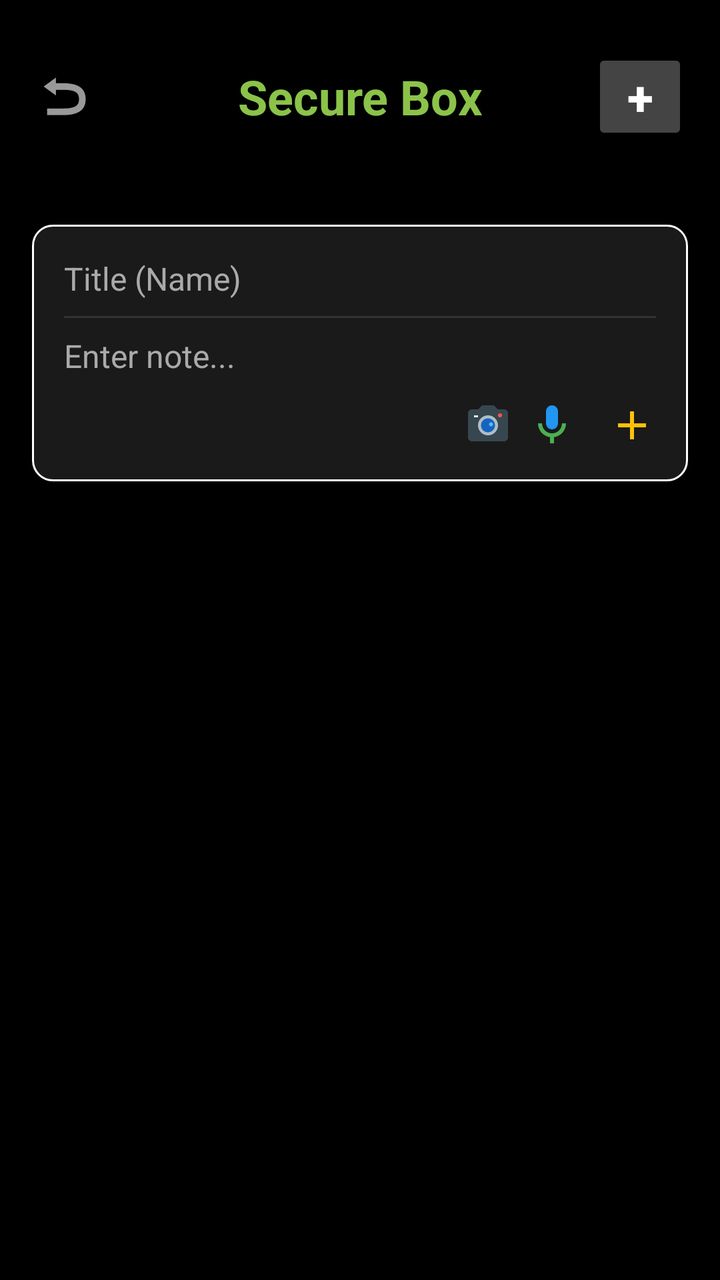
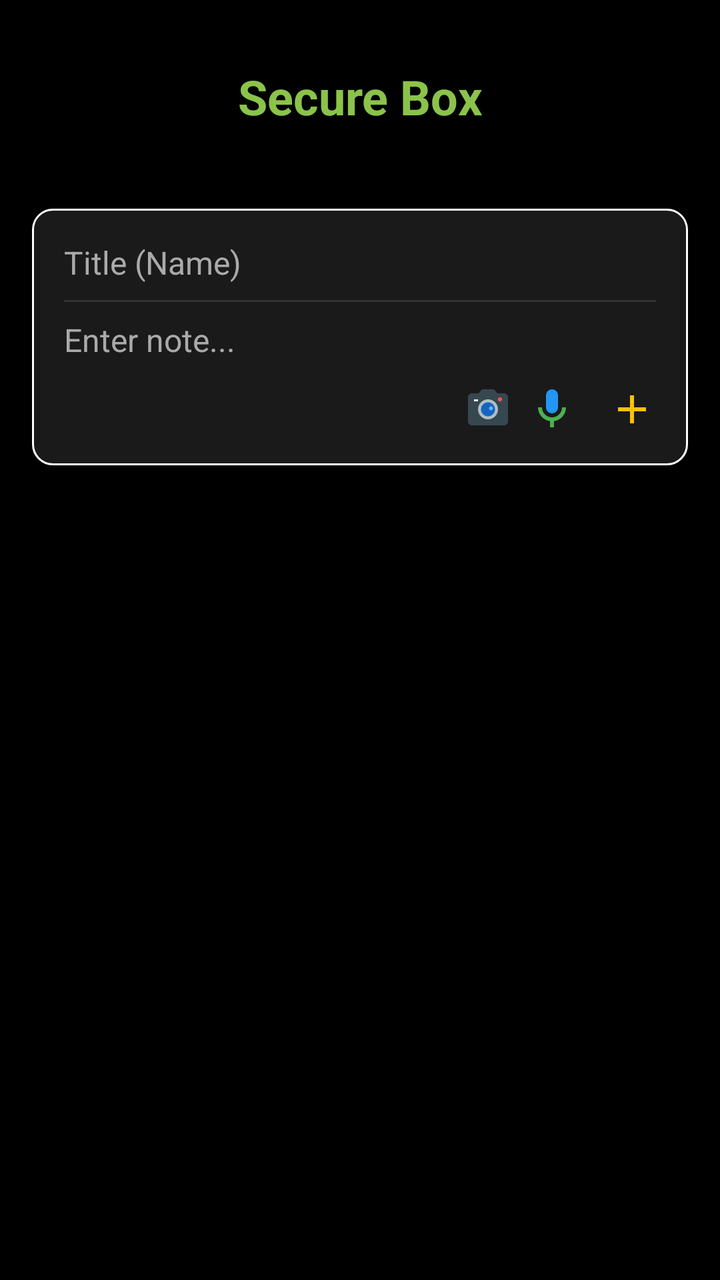

Before-and-after screenshots of an Android layout around one commit, followed by the original layout XML and the change that was made.
<!-- AndroidManifest.xml: activity theme Theme.MyCalendar2026SAR -->
<!-- res/layout/activity_secure_box.xml -->
<?xml version="1.0" encoding="utf-8"?>
<androidx.constraintlayout.widget.ConstraintLayout xmlns:android="http://schemas.android.com/apk/res/android"
    xmlns:app="http://schemas.android.com/apk/res-auto"
    xmlns:tools="http://schemas.android.com/tools"
    android:id="@+id/main"
    android:layout_width="match_parent"
    android:layout_height="match_parent"
    android:background="@color/black"
    tools:context=".SecureBoxActivity">

    <LinearLayout
        android:id="@+id/selectionBar"
        android:layout_width="match_parent"
        android:layout_height="56dp"
        android:background="#DD000000"
        android:gravity="center_vertical"
        android:orientation="horizontal"
        android:paddingStart="16dp"
        android:paddingEnd="16dp"
        android:visibility="gone"
        android:elevation="8dp"
        app:layout_constraintTop_toTopOf="parent">

        <TextView
            android:id="@+id/selectionCountText"
            android:layout_width="0dp"
            android:layout_height="wrap_content"
            android:layout_weight="1"
            android:text="0 selected"
            android:textColor="@color/white"
            android:textSize="18sp"
            android:textStyle="bold" />

        <ImageButton
            android:id="@+id/moveSelectedBtn"
            android:layout_width="48dp"
            android:layout_height="48dp"
            android:background="?attr/selectableItemBackgroundBorderless"
            android:src="@drawable/ic_menu_transfer_color" />

        <ImageButton
            android:id="@+id/deleteSelectedBtn"
            android:layout_width="48dp"
            android:layout_height="48dp"
            android:background="?attr/selectableItemBackgroundBorderless"
            android:src="@drawable/ic_menu_trash_color" />

        <ImageButton
            android:id="@+id/cancelSelectionBtn"
            android:layout_width="48dp"
            android:layout_height="48dp"
            android:background="?attr/selectableItemBackgroundBorderless"
            android:src="@drawable/ic_menu_exit_color" />
    </LinearLayout>

    <androidx.constraintlayout.widget.ConstraintLayout
        android:id="@+id/headerLayout"
        android:layout_width="match_parent"
        android:layout_height="wrap_content"
        app:layout_constraintTop_toBottomOf="@id/selectionBar">

        <ImageButton
            android:id="@+id/backButton"
            android:layout_width="48dp"
            android:layout_height="48dp"
            android:layout_marginStart="8dp"
            android:layout_marginTop="24dp"
            android:background="?attr/selectableItemBackgroundBorderless"
            android:contentDescription="Back"
            android:src="@android:drawable/ic_menu_revert"
            app:layout_constraintStart_toStartOf="parent"
            app:layout_constraintTop_toTopOf="parent" />

        <TextView
            android:id="@+id/secureBoxTitle"
            android:layout_width="wrap_content"
            android:layout_height="wrap_content"
            android:layout_marginTop="32dp"
            android:text="Secure Box"
            android:textColor="@color/light_green"
            android:textSize="24sp"
            android:textStyle="bold"
            app:layout_constraintEnd_toEndOf="parent"
            app:layout_constraintStart_toStartOf="parent"
            app:layout_constraintTop_toTopOf="parent" />

        <Button
            android:id="@+id/addCategoryHeaderButton"
            android:layout_width="48dp"
            android:layout_height="wrap_content"
            android:layout_marginEnd="16dp"
            android:backgroundTint="#444444"
            android:padding="0dp"
            android:text="+"
            android:textColor="@color/white"
            android:textSize="24sp"
            android:textStyle="bold"
            app:layout_constraintBottom_toBottomOf="@id/secureBoxTitle"
            app:layout_constraintEnd_toEndOf="parent"
            app:layout_constraintTop_toTopOf="@id/secureBoxTitle" />

    </androidx.constraintlayout.widget.ConstraintLayout>

    <LinearLayout
        android:id="@+id/categoryContainer"
        android:layout_width="match_parent"
        android:layout_height="wrap_content"
        android:layout_margin="16dp"
        android:orientation="horizontal"
        app:layout_constraintTop_toBottomOf="@id/headerLayout">

        <androidx.recyclerview.widget.RecyclerView
            android:id="@+id/categoryRecyclerView"
            android:layout_width="match_parent"
            android:layout_height="wrap_content" />
    </LinearLayout>

    <LinearLayout
        android:id="@+id/notesSection"
        android:layout_width="0dp"
        android:layout_height="0dp"
        android:layout_marginTop="8dp"
        android:orientation="vertical"
        android:padding="16dp"
        android:visibility="visible"
        app:layout_constraintBottom_toBottomOf="parent"
        app:layout_constraintEnd_toEndOf="parent"
        app:layout_constraintStart_toStartOf="parent"
        app:layout_constraintTop_toBottomOf="@id/categoryContainer">

        <LinearLayout
            android:id="@+id/noteInputArea"
            android:layout_width="match_parent"
            android:layout_height="wrap_content"
            android:background="@drawable/summary_border"
            android:orientation="vertical"
            android:padding="8dp">

            <EditText
                android:id="@+id/noteTitleInput"
                android:layout_width="match_parent"
                android:layout_height="wrap_content"
                android:background="@null"
                android:hint="Title (Name)"
                android:inputType="text"
                android:padding="8dp"
                android:textColor="@color/white"
                android:textColorHint="#AAAAAA"
                android:textSize="16sp" />

            <View
                android:layout_width="match_parent"
                android:layout_height="1dp"
                android:layout_marginStart="8dp"
                android:layout_marginEnd="8dp"
                android:background="#333333" />

            <EditText
                android:id="@+id/noteContentInput"
                android:layout_width="match_parent"
                android:layout_height="wrap_content"
                android:background="@null"
                android:gravity="start|top"
                android:hint="Enter note..."
                android:inputType="textMultiLine"
                android:maxLines="3"
                android:minLines="1"
                android:padding="8dp"
                android:textColor="@color/white"
                android:textColorHint="#AAAAAA"
                android:textSize="16sp" />

            <LinearLayout
                android:layout_width="match_parent"
                android:layout_height="wrap_content"
                android:gravity="end"
                android:paddingEnd="4dp"
                android:paddingBottom="4dp">

                <ImageButton
                    android:id="@+id/sbCameraNoteButton"
                    android:layout_width="32dp"
                    android:layout_height="32dp"
                    android:background="?attr/selectableItemBackgroundBorderless"
                    android:contentDescription="Camera Note"
                    android:src="@drawable/ic_notif_camera_color" />

                <ImageButton
                    android:id="@+id/sbVoiceNoteButton"
                    android:layout_width="32dp"
                    android:layout_height="32dp"
                    android:background="?attr/selectableItemBackgroundBorderless"
                    android:contentDescription="Voice Note"
                    android:src="@drawable/ic_notif_voice_color" />

                <ImageButton
                    android:id="@+id/saveStickyNoteButton"
                    android:layout_width="32dp"
                    android:layout_height="32dp"
                    android:layout_marginStart="8dp"
                    android:background="?attr/selectableItemBackgroundBorderless"
                    android:contentDescription="Save Note"
                    android:src="@drawable/ic_notif_plus_color" />
            </LinearLayout>

        </LinearLayout>

        <androidx.recyclerview.widget.RecyclerView
            android:id="@+id/notesRecyclerView"
            android:layout_width="match_parent"
            android:layout_height="match_parent"
            android:layout_marginTop="8dp" />

    </LinearLayout>

</androidx.constraintlayout.widget.ConstraintLayout>
<!-- resources referenced by this layout -->
<resources>
  <color name="black">#FF000000</color>
  <color name="light_green">#8BC34A</color>
  <color name="white">#FFFFFFFF</color>
  <!-- drawable ic_menu_exit_color (drawable) -->
  <vector xmlns:android="http://schemas.android.com/apk/res/android"
      android:width="24dp"
      android:height="24dp"
      android:viewportWidth="24"
      android:viewportHeight="24">
      <path
          android:fillColor="#F44336"
          android:pathData="M13,3h-2v10h2V3zM17.83,5.17l-1.42,1.42C17.99,7.86 19,9.81 19,12c0,3.87 -3.13,7 -7,7s-7,-3.13 -7,-7c0,-2.19 1.01,-4.14 2.58,-5.42L6.17,5.17C4.23,6.82 3,9.26 3,12c0,4.97 4.03,9 10,9s10,-4.03 10,-9c0,-2.74 -1.23,-5.18 -3.17,-6.83z" />
  </vector>
  <!-- drawable ic_menu_transfer_color (drawable) -->
  <vector xmlns:android="http://schemas.android.com/apk/res/android"
      android:width="24dp"
      android:height="24dp"
      android:viewportWidth="24"
      android:viewportHeight="24">
      <path
          android:fillColor="#2196F3"
          android:pathData="M16,17.01V10h-2v7.01h-3L15,21l4,-3.99h-3z" />
      <path
          android:fillColor="#4CAF50"
          android:pathData="M9,3L5,6.99h3V14h2V6.99h3L9,3z" />
  </vector>
  <!-- drawable ic_menu_trash_color (drawable) -->
  <vector xmlns:android="http://schemas.android.com/apk/res/android"
      android:width="24dp"
      android:height="24dp"
      android:viewportWidth="24"
      android:viewportHeight="24">
      <path
          android:fillColor="#F44336"
          android:pathData="M16,9v10H8V9h8m-1.5,-6h-5l-1,1H5v2h14V4h-3.5l-1,-1zM18,7H6v12c0,1.1 0.9,2 2,2h8c1.1,0 2,-0.9 2,-2V7z" />
  </vector>
  <!-- drawable ic_notif_plus_color (drawable) -->
  <vector xmlns:android="http://schemas.android.com/apk/res/android"
      android:width="24dp"
      android:height="24dp"
      android:viewportWidth="24"
      android:viewportHeight="24">
      <path
          android:fillColor="#FFC107"
          android:pathData="M19,13h-6v6h-2v-6H5v-2h6V5h2v6h6v2z" />
  </vector>
  <!-- drawable ic_notif_voice_color (drawable) -->
  <vector xmlns:android="http://schemas.android.com/apk/res/android"
      android:width="24dp"
      android:height="24dp"
      android:viewportWidth="24"
      android:viewportHeight="24">
      <path
          android:fillColor="#2196F3"
          android:pathData="M12,14c1.66,0 3,-1.34 3,-3V5c0,-1.66 -1.34,-3 -3,-3S9,3.34 9,5v6c0,1.66 1.34,3 3,3z" />
      <path
          android:fillColor="#4CAF50"
          android:pathData="M17,11c0,2.76 -2.24,5 -5,5s-5,-2.24 -5,-5H5c0,3.53 2.61,6.43 6,6.92V21h2v-3.08c3.39,-0.49 6,-3.39 6,-6.92h-2z" />
  </vector>
  <!-- drawable summary_border (drawable) -->
  <?xml version="1.0" encoding="utf-8"?>
  <shape xmlns:android="http://schemas.android.com/apk/res/android">
      <solid android:color="@color/card_dark" />
      <stroke
          android:width="1dp"
          android:color="@color/white" />
      <corners android:radius="10dp" />
  </shape>
  <color name="card_dark">#1A1A1A</color>
  <color name="hunter_green">#355E3B</color>
  <color name="teal_200">#FF03DAC5</color>
  <color name="teal_700">#FF018786</color>
  <style name="CustomMenuTextAppearance" parent="TextAppearance.AppCompat.Widget.PopupMenu.Large">
          <item name="android:textSize">@dimen/_10ssp</item>
          <item name="android:textColor">@color/white</item>
      </style>
  <style name="CustomPopupMenuStyle" parent="Widget.AppCompat.PopupMenu">
          <item name="android:minWidth">@dimen/_110sdp</item>
      </style>
  <style name="GreenButtonStyle" parent="Widget.MaterialComponents.Button.TextButton">
          <item name="android:textColor">@color/light_green</item>
      </style>
  <!-- unchanged entries left out for length: 3 -->
</resources>

<!-- the commit's change to res/layout/activity_secure_box.xml (unified diff, before → after) -->
@@ -61,13 +61,15 @@
 
         <ImageButton
             android:id="@+id/backButton"
-            android:layout_width="48dp"
-            android:layout_height="48dp"
+            android:layout_width="@dimen/_24sdp"
+            android:layout_height="@dimen/_24sdp"
             android:layout_marginStart="8dp"
             android:layout_marginTop="24dp"
             android:background="?attr/selectableItemBackgroundBorderless"
             android:contentDescription="Back"
-            android:src="@android:drawable/ic_menu_revert"
+            android:padding="4dp"
+            android:scaleType="fitCenter"
+            android:src="@drawable/ic_back_color"
             app:layout_constraintStart_toStartOf="parent"
             app:layout_constraintTop_toTopOf="parent" />
 
@@ -84,17 +86,15 @@
             app:layout_constraintStart_toStartOf="parent"
             app:layout_constraintTop_toTopOf="parent" />
 
-        <Button
+        <ImageButton
             android:id="@+id/addCategoryHeaderButton"
-            android:layout_width="48dp"
-            android:layout_height="wrap_content"
+            android:layout_width="@dimen/_24sdp"
+            android:layout_height="@dimen/_24sdp"
             android:layout_marginEnd="16dp"
-            android:backgroundTint="#444444"
-            android:padding="0dp"
-            android:text="+"
-            android:textColor="@color/white"
-            android:textSize="24sp"
-            android:textStyle="bold"
+            android:background="?attr/selectableItemBackgroundBorderless"
+            android:padding="4dp"
+            android:scaleType="fitCenter"
+            android:src="@drawable/ic_notif_plus_color"
             app:layout_constraintBottom_toBottomOf="@id/secureBoxTitle"
             app:layout_constraintEnd_toEndOf="parent"
             app:layout_constraintTop_toTopOf="@id/secureBoxTitle" />
<!-- resource entries referenced after the edit -->
@@ -3,6 +3,16 @@
   <color name="black">#FF000000</color>
   <color name="light_green">#8BC34A</color>
   <color name="white">#FFFFFFFF</color>
+  <!-- drawable ic_back_color (drawable) -->
+  <vector xmlns:android="http://schemas.android.com/apk/res/android"
+      android:width="24dp"
+      android:height="24dp"
+      android:viewportWidth="24"
+      android:viewportHeight="24">
+      <path
+          android:fillColor="#2196F3"
+          android:pathData="M20,11H7.83l5.59,-5.59L12,4l-8,8 8,8 1.41,-1.41L7.83,13H20v-2z" />
+  </vector>
   <!-- drawable ic_menu_exit_color (drawable) -->
   <vector xmlns:android="http://schemas.android.com/apk/res/android"
       android:width="24dp"
